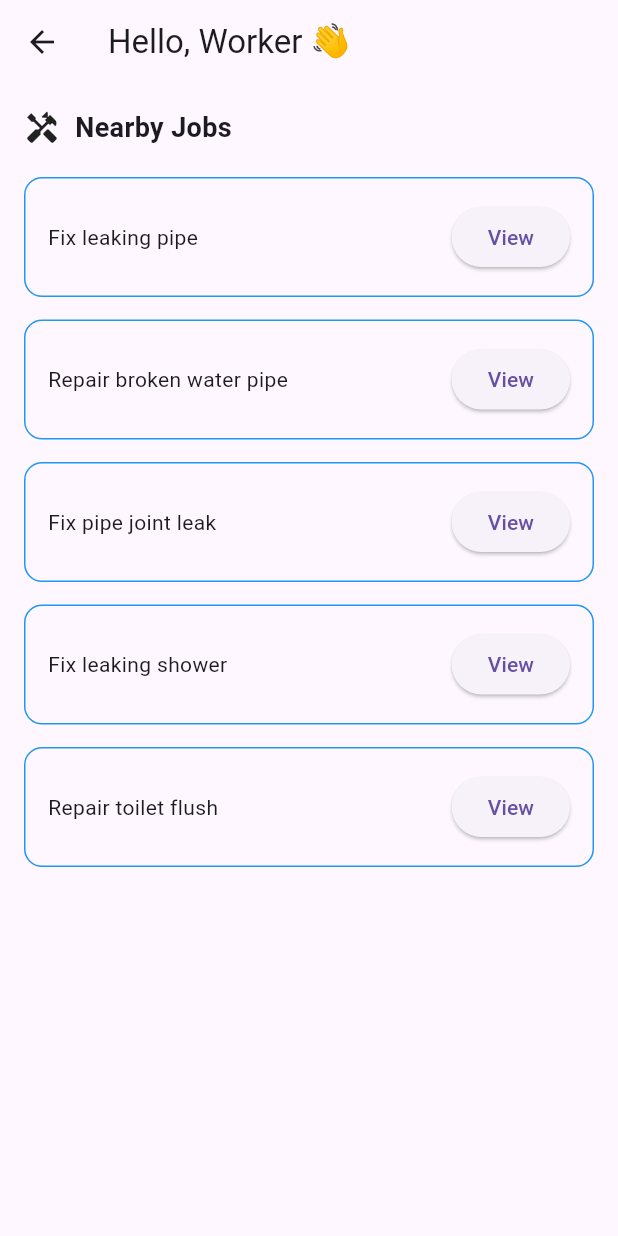
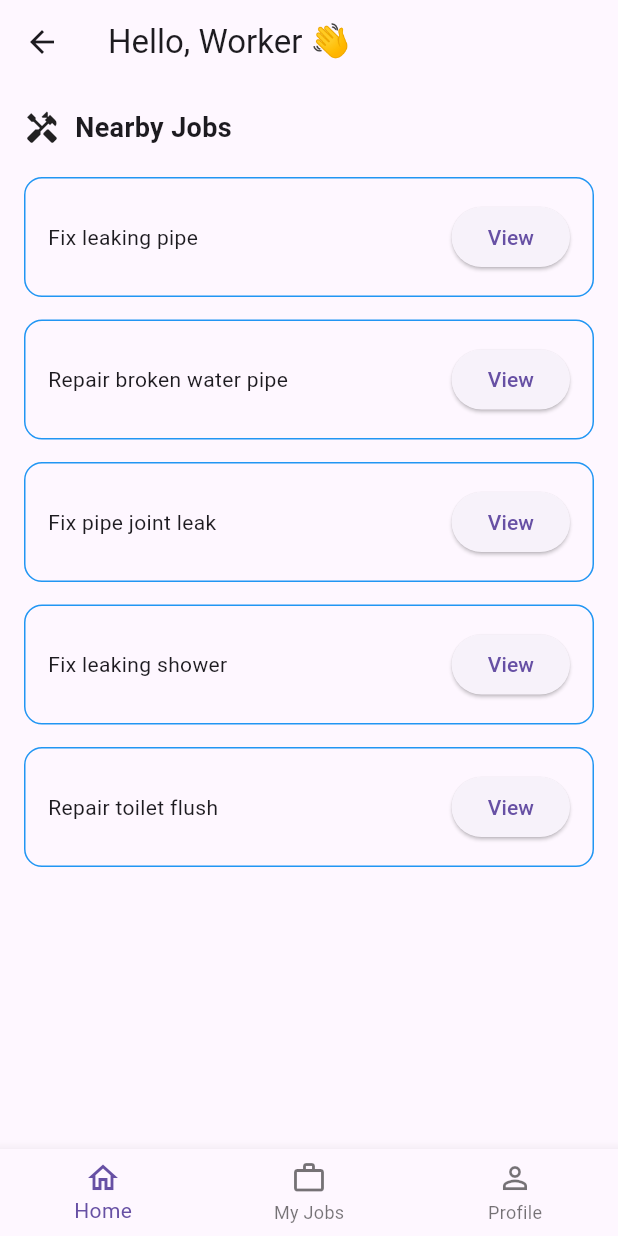
Before and after one commit to shimaranethali65-cloud/FixFinder, a Flutter app: the HomeScreenWorker screen opened by its route, on a phone screen of 412 x 824 dp. Run offline on Flutter 3.47's test engine with Material 3 defaults, Android fonts, the phone set to English and light mode, and no system bars; our stand-ins replace cloud_firestore, firebase_auth, firebase_core, flutter_map, geocoding, geolocator and 1 more; accounts and stored records are empty.

Commit message:
added navigation bar to workers home screen

```diff
--- a/lib/main.dart
+++ b/lib/main.dart
@@ -10,6 +10,7 @@ import 'screens/loginscreen.dart';
 import 'screens/homescreencustomer.dart';
 import 'screens/homescreenworker.dart';
 import 'screens/createjobscreen.dart';
+import 'screens/myjobsscreen.dart';
 
 // ❌ DO NOT add viewbidsscreen here in routes
 
@@ -42,6 +43,7 @@ class FixFinderApp extends StatelessWidget {
 
         '/profile': (context) => const ProfileScreen(),
         '/editProfile': (context) => const EditProfileScreen(),
+        '/myJobs': (context) => const MyJobsScreen(),
 
         '/home': (context) => const HomeScreenCustomer(),
         '/workerHome': (context) =>  HomeScreenWorker(),
--- a/lib/screens/homescreenworker.dart
+++ b/lib/screens/homescreenworker.dart
@@ -1,4 +1,6 @@
 import 'package:flutter/material.dart';
+import 'package:fixfinder/screens/myjobsscreen.dart';
+import 'package:fixfinder/screens/profilescreen.dart';
 
 class HomeScreenWorker extends StatelessWidget {
   const HomeScreenWorker({super.key});
@@ -36,6 +38,38 @@ class HomeScreenWorker extends StatelessWidget {
           ],
         ),
       ),
+      bottomNavigationBar: BottomNavigationBar(
+        currentIndex: 0,
+        onTap: (index) {
+          if (index == 1) {
+            Navigator.of(context).push(
+              MaterialPageRoute(
+                builder: (_) => const MyJobsScreen(),
+              ),
+            );
+          } else if (index == 2) {
+            Navigator.of(context).push(
+              MaterialPageRoute(
+                builder: (_) => const ProfileScreen(),
+              ),
+            );
+          }
+        },
+        items: const [
+          BottomNavigationBarItem(
+            icon: Icon(Icons.home_outlined),
+            label: 'Home',
+          ),
+          BottomNavigationBarItem(
+            icon: Icon(Icons.work_outline),
+            label: 'My Jobs',
+          ),
+          BottomNavigationBarItem(
+            icon: Icon(Icons.person_outline),
+            label: 'Profile',
+          ),
+        ],
+      ),
     );
   }
 
```
Also changed, not shown: lib/screens/myjobsscreen.dart (+5 -5 lines), pubspec.lock.
